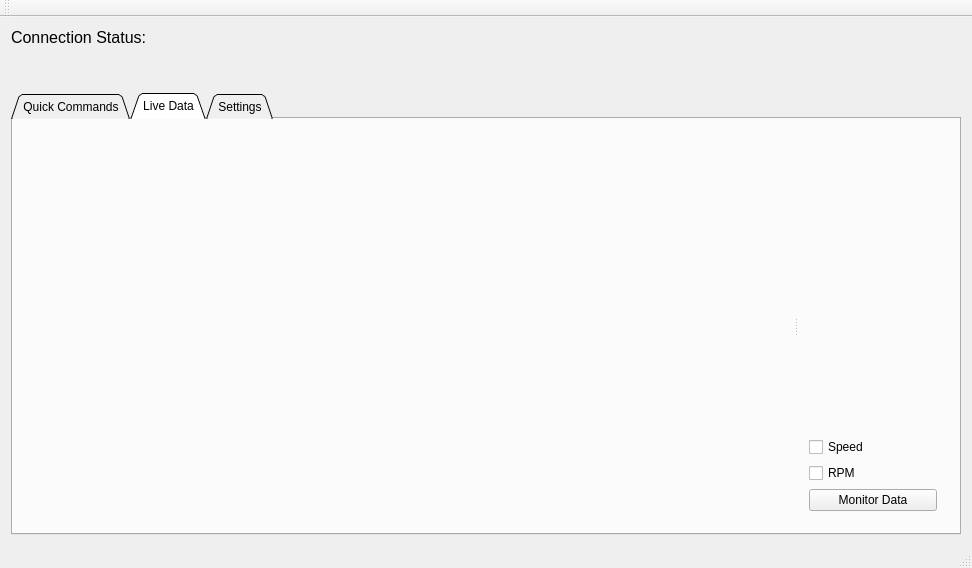
Before: the Qt Designer form src/mainwindow.ui in 026rus/OBDII, drawn with Qt 5.
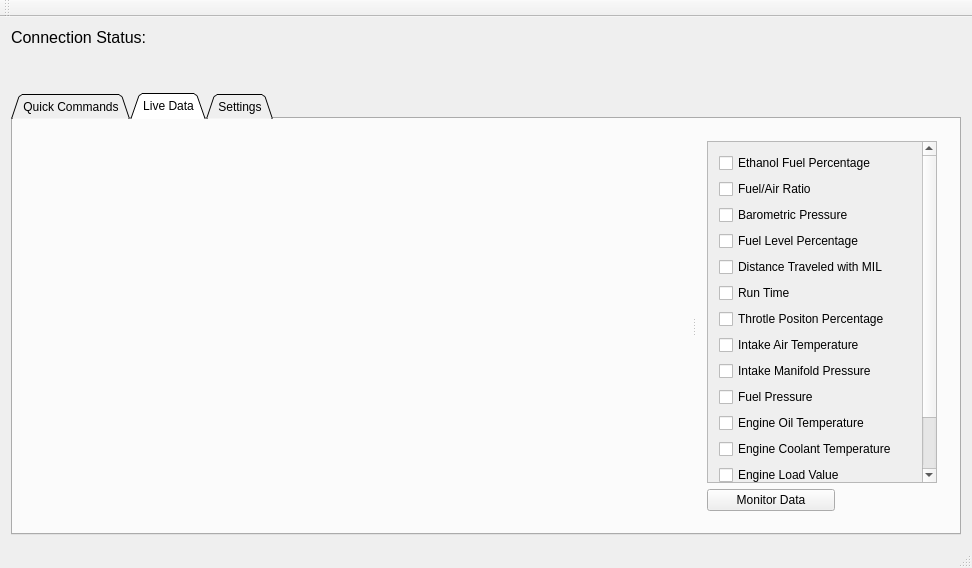
After: the same form once the commit is applied. Custom widgets are drawn as their Qt base class.

Commit message:
GUI check boxes
added more check boxes for the functions that Vitaly made

Diff of the .ui file:
```diff
--- a/src/mainwindow.ui
+++ b/src/mainwindow.ui
@@ -149,6 +149,33 @@
              <enum>QLayout::SetMaximumSize</enum>
             </property>
             <item>
+             <widget class="QScrollArea" name="scrollArea">
+              <property name="sizePolicy">
+               <sizepolicy hsizetype="Minimum" vsizetype="Minimum">
+                <horstretch>0</horstretch>
+                <verstretch>0</verstretch>
+               </sizepolicy>
+              </property>
+              <property name="minimumSize">
+               <size>
+                <width>230</width>
+                <height>0</height>
+               </size>
+              </property>
+              <property name="widgetResizable">
+               <bool>true</bool>
+              </property>
+              <widget class="QWidget" name="scrollAreaWidgetContents_2">
+               <property name="geometry">
+                <rect>
+                 <x>0</x>
+                 <y>0</y>
+                 <width>421</width>
+                 <height>427</height>
+                </rect>
+               </property>
+               <layout class="QVBoxLayout" name="verticalLayout_6">
+                <item>
              <spacer name="dataVertPadding">
               <property name="orientation">
                <enum>Qt::Vertical</enum>
@@ -161,6 +188,97 @@
               </property>
              </spacer>
             </item>
+                <item>
+                 <widget class="QCheckBox" name="checkBox">
+                  <property name="text">
+                   <string>Ethanol Fuel Percentage</string>
+                  </property>
+                 </widget>
+                </item>
+                <item>
+                 <widget class="QCheckBox" name="checkBox_11">
+                  <property name="text">
+                   <string>Fuel/Air Ratio</string>
+                  </property>
+                 </widget>
+                </item>
+                <item>
+                 <widget class="QCheckBox" name="checkBox_12">
+                  <property name="text">
+                   <string>Barometric Pressure</string>
+                  </property>
+                 </widget>
+                </item>
+                <item>
+                 <widget class="QCheckBox" name="checkBox_14">
+                  <property name="text">
+                   <string>Fuel Level Percentage</string>
+                  </property>
+                 </widget>
+                </item>
+                <item>
+                 <widget class="QCheckBox" name="checkBox_2">
+                  <property name="text">
+                   <string>Distance Traveled with MIL</string>
+                  </property>
+                 </widget>
+                </item>
+                <item>
+                 <widget class="QCheckBox" name="checkBox_13">
+                  <property name="text">
+                   <string>Run Time</string>
+                  </property>
+                 </widget>
+                </item>
+                <item>
+                 <widget class="QCheckBox" name="checkBox_4">
+                  <property name="text">
+                   <string>Throtle Positon Percentage</string>
+                  </property>
+                 </widget>
+                </item>
+                <item>
+                 <widget class="QCheckBox" name="checkBox_5">
+                  <property name="text">
+                   <string>Intake Air Temperature</string>
+                  </property>
+                 </widget>
+                </item>
+                <item>
+                 <widget class="QCheckBox" name="checkBox_6">
+                  <property name="text">
+                   <string>Intake Manifold Pressure</string>
+                  </property>
+                 </widget>
+                </item>
+                <item>
+                 <widget class="QCheckBox" name="checkBox_7">
+                  <property name="text">
+                   <string>Fuel Pressure</string>
+                  </property>
+                 </widget>
+                </item>
+                <item>
+                 <widget class="QCheckBox" name="checkBox_8">
+                  <property name="text">
+                   <string>Engine Oil Temperature</string>
+                  </property>
+                 </widget>
+                </item>
+                <item>
+                 <widget class="QCheckBox" name="checkBox_9">
+                  <property name="text">
+                   <string>Engine Coolant Temperature</string>
+                  </property>
+                 </widget>
+                </item>
+                <item>
+                 <widget class="QCheckBox" name="checkBox_3">
+                  <property name="text">
+                   <string>Engine Load Value</string>
+                  </property>
+                 </widget>
+                </item>
             <item>
              <widget class="QCheckBox" name="speedBox">
               <property name="maximumSize">
@@ -187,6 +305,10 @@
               </property>
              </widget>
             </item>
+               </layout>
+              </widget>
+             </widget>
+            </item>
             <item>
              <widget class="QPushButton" name="monitorButton">
               <property name="maximumSize">
```
Left out of the diff: 2 changed lines with no effect on the pictures. Lines whose indentation alone changed are shown as unchanged.
